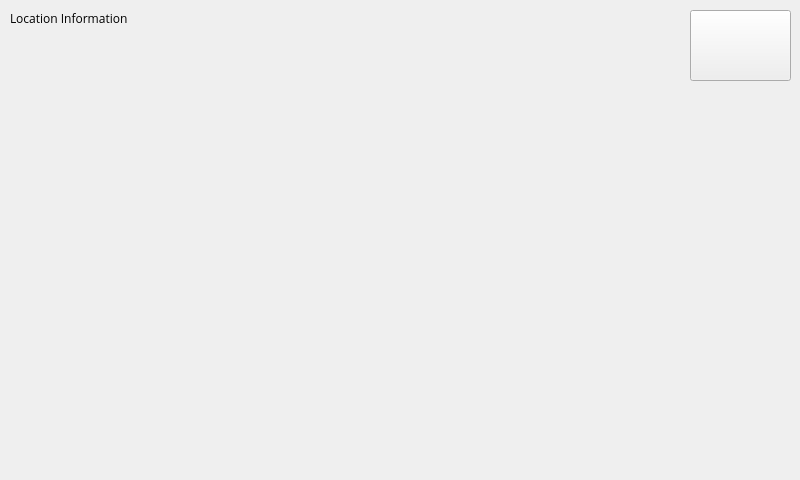
First picture: the form in src/visual_elements/main_window.ui, repository anthony-mills/nomadicpi, before the edit.
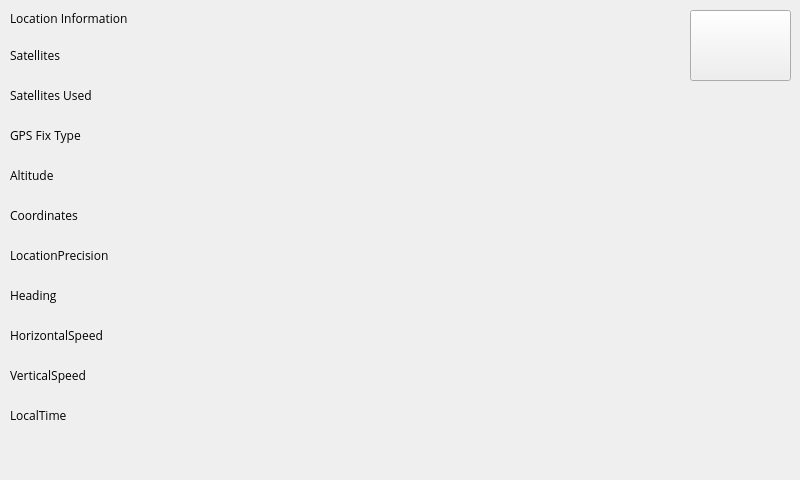
Second picture: the form after the edit. The open tabs and pages were chosen to show the change. Icons and pictures are not drawn.

Commit message: Added GPS status information to the location information page.

Diff of the .ui file:
```diff
--- a/src/visual_elements/main_window.ui
+++ b/src/visual_elements/main_window.ui
@@ -1503,6 +1503,136 @@
       <string>Location Information</string>
      </property>
     </widget>
+    <widget class="QLabel" name="GpsSatellites">
+     <property name="geometry">
+      <rect>
+       <x>10</x>
+       <y>40</y>
+       <width>331</width>
+       <height>31</height>
+      </rect>
+     </property>
+     <property name="text">
+      <string>Satellites</string>
+     </property>
+    </widget>
+    <widget class="QLabel" name="GpsSatellitesUsed">
+     <property name="geometry">
+      <rect>
+       <x>10</x>
+       <y>80</y>
+       <width>331</width>
+       <height>31</height>
+      </rect>
+     </property>
+     <property name="text">
+      <string>Satellites Used</string>
+     </property>
+    </widget>
+    <widget class="QLabel" name="GpsFixType">
+     <property name="geometry">
+      <rect>
+       <x>10</x>
+       <y>120</y>
+       <width>331</width>
+       <height>31</height>
+      </rect>
+     </property>
+     <property name="text">
+      <string>GPS Fix Type</string>
+     </property>
+    </widget>
+    <widget class="QLabel" name="CurAltitude">
+     <property name="geometry">
+      <rect>
+       <x>10</x>
+       <y>160</y>
+       <width>331</width>
+       <height>31</height>
+      </rect>
+     </property>
+     <property name="text">
+      <string>Altitude</string>
+     </property>
+    </widget>
+    <widget class="QLabel" name="CurCoordinates">
+     <property name="geometry">
+      <rect>
+       <x>10</x>
+       <y>200</y>
+       <width>331</width>
+       <height>31</height>
+      </rect>
+     </property>
+     <property name="text">
+      <string>Coordinates</string>
+     </property>
+    </widget>
+    <widget class="QLabel" name="LocationPrecision">
+     <property name="geometry">
+      <rect>
+       <x>10</x>
+       <y>240</y>
+       <width>331</width>
+       <height>31</height>
+      </rect>
+     </property>
+     <property name="text">
+      <string>LocationPrecision</string>
+     </property>
+    </widget>
+    <widget class="QLabel" name="HorizontalSpeed">
+     <property name="geometry">
+      <rect>
+       <x>10</x>
+       <y>320</y>
+       <width>331</width>
+       <height>31</height>
+      </rect>
+     </property>
+     <property name="text">
+      <string>HorizontalSpeed</string>
+     </property>
+    </widget>
+    <widget class="QLabel" name="VerticalSpeed">
+     <property name="geometry">
+      <rect>
+       <x>10</x>
+       <y>360</y>
+       <width>331</width>
+       <height>31</height>
+      </rect>
+     </property>
+     <property name="text">
+      <string>VerticalSpeed</string>
+     </property>
+    </widget>
+    <widget class="QLabel" name="LocalTime">
+     <property name="geometry">
+      <rect>
+       <x>10</x>
+       <y>400</y>
+       <width>331</width>
+       <height>31</height>
+      </rect>
+     </property>
+     <property name="text">
+      <string>LocalTime</string>
+     </property>
+    </widget>
+    <widget class="QLabel" name="GpsHeading">
+     <property name="geometry">
+      <rect>
+       <x>10</x>
+       <y>280</y>
+       <width>331</width>
+       <height>31</height>
+      </rect>
+     </property>
+     <property name="text">
+      <string>Heading</string>
+     </property>
+    </widget>
    </widget>
   </widget>
  </widget>
```
Left out of the diff: 4 changed lines with no effect on the pictures. The commit also changes 3 other files.
